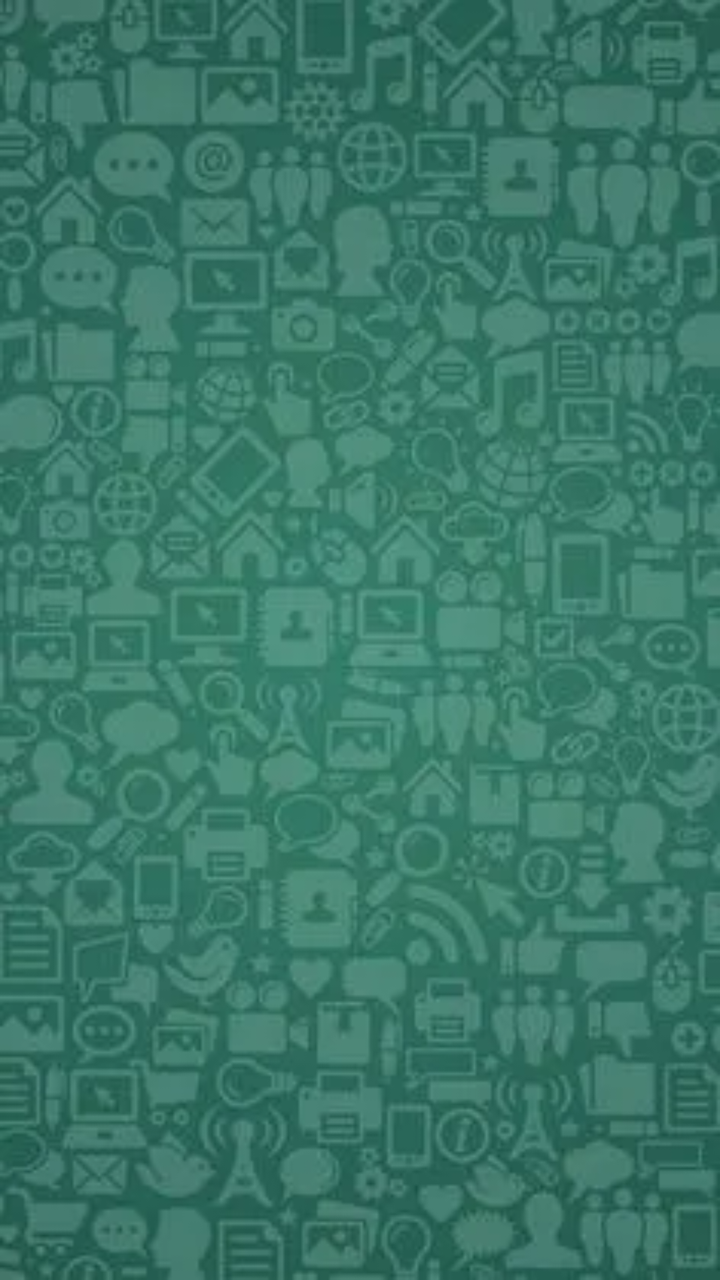
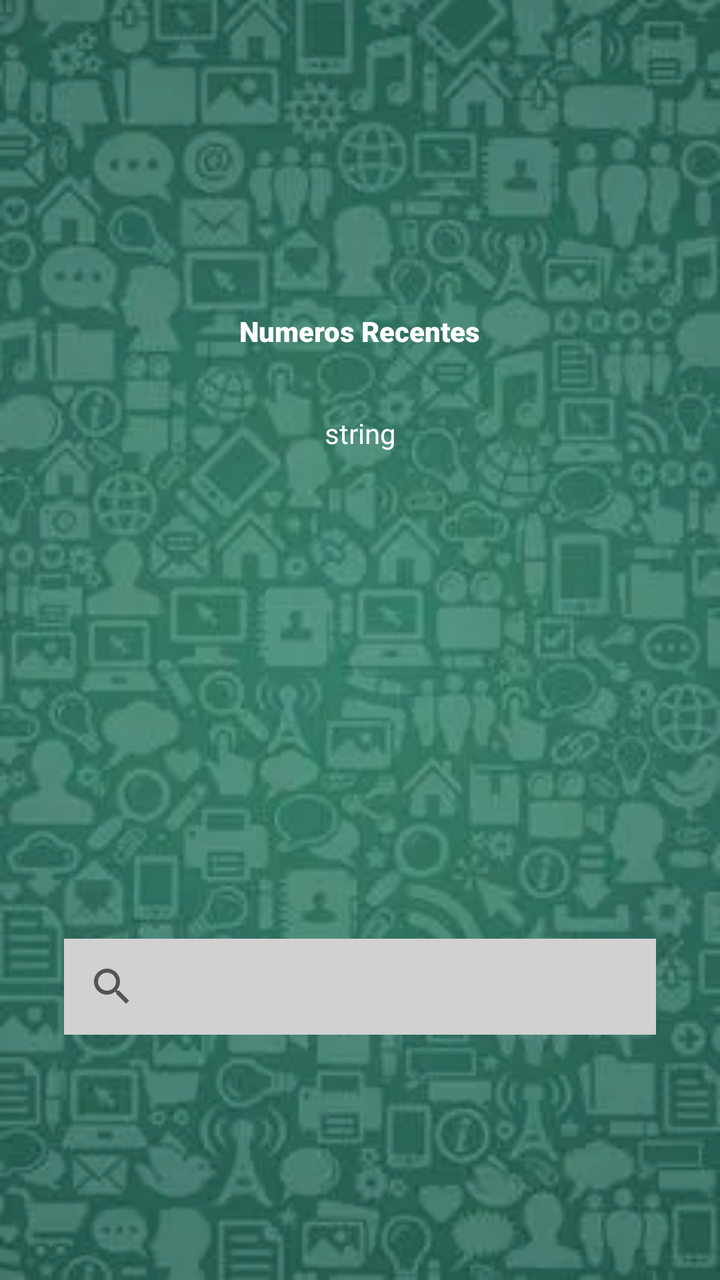

Compare the two renders of this Android layout. The source of the first and the diff that turns it into the second are given below.
<!-- AndroidManifest.xml: application theme Theme.Zapmessage -->
<!-- res/layout/recentlayout.xml -->
<?xml version="1.0" encoding="utf-8"?>
<androidx.constraintlayout.widget.ConstraintLayout xmlns:android="http://schemas.android.com/apk/res/android"
    android:layout_width="match_parent"
    android:layout_height="match_parent"
    android:background="@drawable/whatsappbackground">

</androidx.constraintlayout.widget.ConstraintLayout>
<!-- resources referenced by this layout -->
<resources>
  <!-- drawable whatsappbackground: webp bitmap (drawable, 14612 bytes) -->
  <style name="Theme.Zapmessage" parent="android:Theme.Material.Light.NoActionBar" />
</resources>

<!-- the commit's change to res/layout/recentlayout.xml (unified diff, before → after) -->
@@ -1,7 +1,52 @@
 <?xml version="1.0" encoding="utf-8"?>
 <androidx.constraintlayout.widget.ConstraintLayout xmlns:android="http://schemas.android.com/apk/res/android"
+    xmlns:app="http://schemas.android.com/apk/res-auto"
+    xmlns:tools="http://schemas.android.com/tools"
     android:layout_width="match_parent"
     android:layout_height="match_parent"
     android:background="@drawable/whatsappbackground">
 
+    <SearchView
+        android:id="@+id/SearchBar"
+        android:layout_width="0dp"
+        android:layout_height="wrap_content"
+        android:layout_marginStart="32dp"
+        android:layout_marginEnd="32dp"
+        android:background="@color/black"
+        android:backgroundTint="#D1D1D1"
+        android:contentDescription="Pesquisar"
+        app:constraint_referenced_tags="Pesquisar"
+        app:layout_constraintBottom_toBottomOf="parent"
+        app:layout_constraintEnd_toEndOf="parent"
+        app:layout_constraintHorizontal_bias="0.0"
+        app:layout_constraintStart_toStartOf="parent"
+        app:layout_constraintTop_toTopOf="parent"
+        app:layout_constraintVertical_bias="0.793" />
+
+    <TextView
+        android:id="@+id/textView"
+        android:layout_width="wrap_content"
+        android:layout_height="wrap_content"
+        android:layout_marginStart="176dp"
+        android:layout_marginTop="156dp"
+        android:layout_marginEnd="176dp"
+        android:backgroundTint="@color/white"
+        android:backgroundTintMode="add"
+        android:fontFamily="sans-serif-black"
+        android:text="Numeros Recentes"
+        android:textColor="@color/white"
+        app:layout_constraintEnd_toEndOf="parent"
+        app:layout_constraintStart_toStartOf="parent"
+        app:layout_constraintTop_toTopOf="parent" />
+
+    <TextView
+        android:id="@+id/textView2"
+        android:layout_width="wrap_content"
+        android:layout_height="wrap_content"
+        android:layout_marginTop="32dp"
+        android:text="string"
+        android:textColor="@color/white"
+        app:layout_constraintEnd_toEndOf="parent"
+        app:layout_constraintStart_toStartOf="parent"
+        app:layout_constraintTop_toBottomOf="@+id/textView" />
 </androidx.constraintlayout.widget.ConstraintLayout>
<!-- resource entries referenced after the edit -->
@@ -1,5 +1,7 @@
 <!-- resources referenced by this layout -->
 <resources>
+  <color name="black">#FF000000</color>
+  <color name="white">#FFFFFFFF</color>
   <!-- drawable whatsappbackground: webp bitmap (drawable, 14612 bytes) -->
   <style name="Theme.Zapmessage" parent="android:Theme.Material.Light.NoActionBar" />
 </resources>
